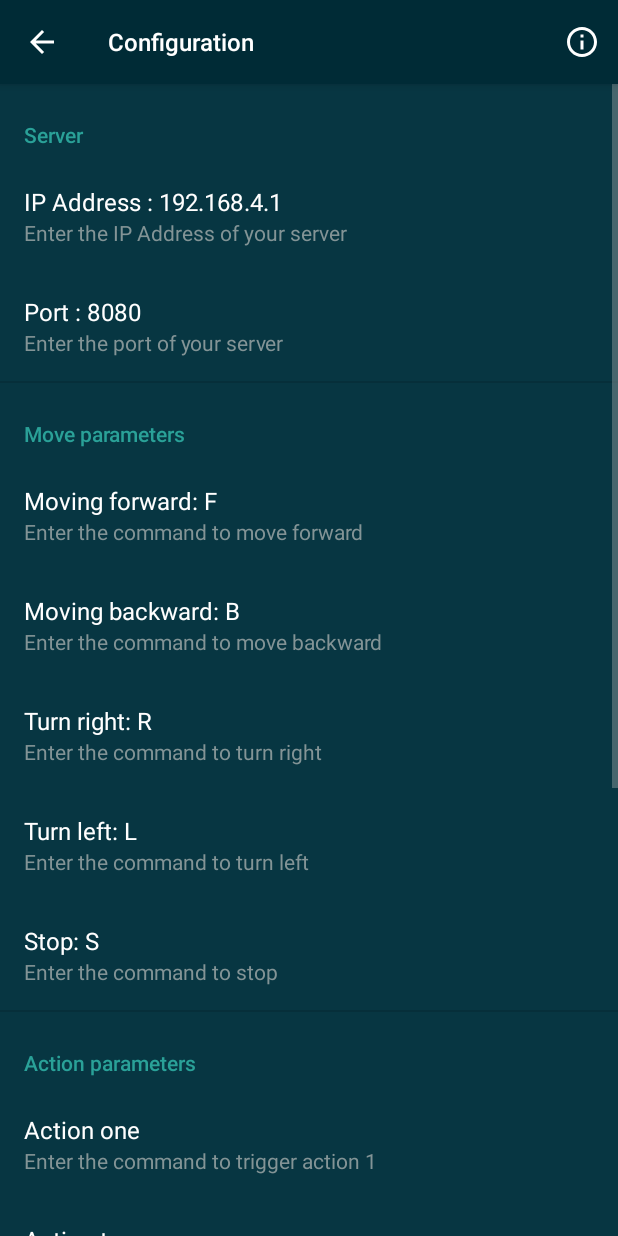
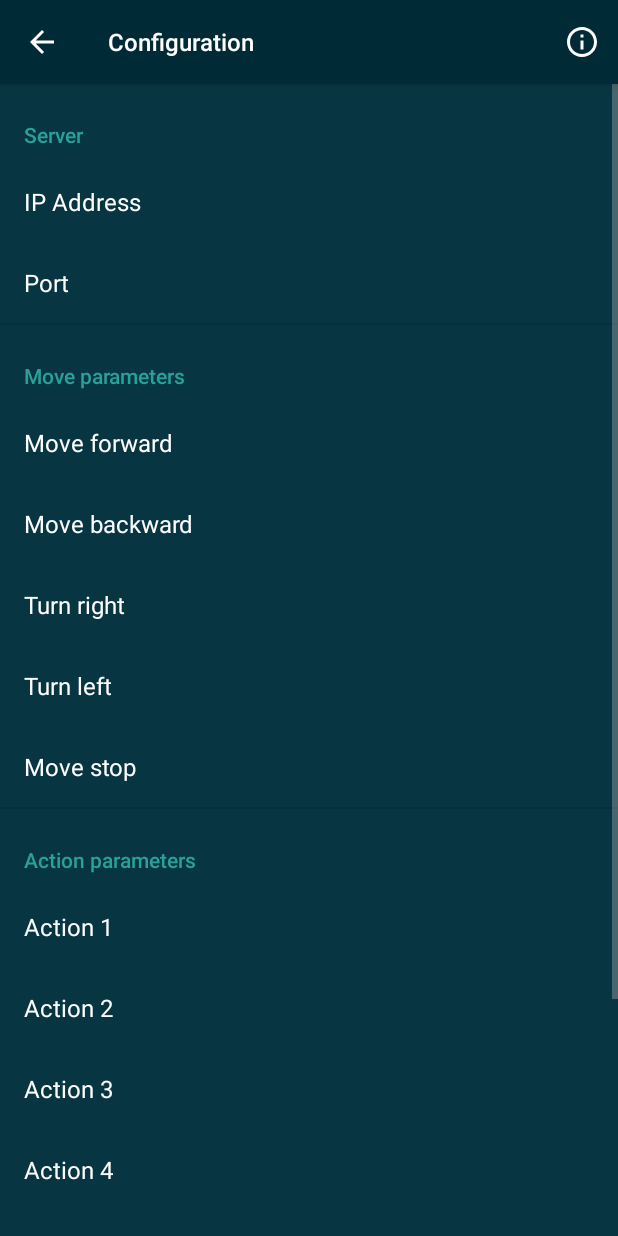
Before and after one commit to lacour-vincent/wifi-car-esp8266, an Android app: the ConfigurationFragment screen opened directly, with no data from a screen before it, on a phone screen of 412 x 824 dp. Run offline under Robolectric (Android 15) with nearby library versions, the phone set to English and light mode, and no system bars; our stand-ins replace androidx.preference; 3 statements that could not run were skipped.

Commit message:
Implement strings in preference fragment

```diff
--- a/android/app/src/main/java/com/lacour/vincent/wificaresp8266/fragment/ConfigurationFragment.kt
+++ b/android/app/src/main/java/com/lacour/vincent/wificaresp8266/fragment/ConfigurationFragment.kt
@@ -8,6 +8,8 @@ import androidx.preference.Preference
 import androidx.preference.PreferenceFragmentCompat
 
 import com.lacour.vincent.wificaresp8266.R
+import com.lacour.vincent.wificaresp8266.constant.Constant
+import com.lacour.vincent.wificaresp8266.model.Storage
 
 
 class ConfigurationFragment : PreferenceFragmentCompat(),
@@ -17,18 +19,51 @@ class ConfigurationFragment : PreferenceFragmentCompat(),
     override fun onCreatePreferences(savedInstanceState: Bundle?, rootKey: String?) {
         addPreferencesFromResource(R.xml.preferences)
 
+        setPreferenceOnChange(Constant.IP_ADDRESS_ST0RAGE)
+        setPreferenceOnChange(Constant.PORT_STORAGE)
 
-        val ipAddressPreference: EditTextPreference? = findPreference("ip_address")
+        setPreferenceMoveOnChange(Constant.MOVE_FORWARD_STORAGE)
+        setPreferenceMoveOnChange(Constant.MOVE_BACKWARD_STORAGE)
+        setPreferenceMoveOnChange(Constant.MOVE_STOP_STORAGE)
+        setPreferenceMoveOnChange(Constant.TURN_LEFT_STORAGE)
+        setPreferenceMoveOnChange(Constant.TURN_RIGHT_STORAGE)
 
-        ipAddressPreference?.summaryProvider =
-            Preference.SummaryProvider<EditTextPreference> { preference ->
-                val text = preference.text
-                if (TextUtils.isEmpty(text)) {
-                    "Not set"
-                } else {
-                    "ip Address Value: " + text
-                }
-            }
+        setPreferenceActionOnChange(Constant.ACTION_1_STORAGE)
+        setPreferenceActionOnChange(Constant.ACTION_2_STORAGE)
+        setPreferenceActionOnChange(Constant.ACTION_3_STORAGE)
+        setPreferenceActionOnChange(Constant.ACTION_4_STORAGE)
+        setPreferenceActionOnChange(Constant.ACTION_5_STORAGE)
+        setPreferenceActionOnChange(Constant.ACTION_6_STORAGE)
+        setPreferenceActionOnChange(Constant.ACTION_7_STORAGE)
+        setPreferenceActionOnChange(Constant.ACTION_8_STORAGE)
+
+    }
+
+    private fun setPreferenceOnChange(storage: Storage) {
+        val (key, default) = storage
+        val preference: EditTextPreference? = findPreference(key)
+        preference?.summaryProvider = Preference.SummaryProvider<EditTextPreference> { pref ->
+            val value = pref.text
+            if (TextUtils.isEmpty(value)) default else value
+        }
+    }
+
+    private fun setPreferenceMoveOnChange(storage: Storage) {
+        val (key, default) = storage
+        val preference: EditTextPreference? = findPreference(key)
+        preference?.summaryProvider = Preference.SummaryProvider<EditTextPreference> { pref ->
+            val value = pref.text
+            "/move?dir=${if (TextUtils.isEmpty(value)) default else value}"
+        }
+    }
+
+    private fun setPreferenceActionOnChange(storage: Storage) {
+        val (key, default) = storage
+        val preference: EditTextPreference? = findPreference(key)
+        preference?.summaryProvider = Preference.SummaryProvider<EditTextPreference> { pref ->
+            val value = pref.text
+            "/action?type=${if (TextUtils.isEmpty(value)) default else value}"
+        }
     }
 
     override fun onResume() {
--- a/android/app/src/main/res/values/strings.xml
+++ b/android/app/src/main/res/values/strings.xml
@@ -34,6 +34,71 @@
     <string name="action_button_7">7</string>
     <string name="action_button_8">8</string>
 
+    <!-- Configuration -->
+
+    <string name="configuration_server">Server</string>
+    <string name="configuration_move">Move parameters</string>
+    <string name="configuration_action">Action parameters</string>
+
+    <string name="address_ip_title">IP Address</string>
+    <string name="address_ip_dialog_title">IP Address</string>
+    <string name="address_ip_dialog_message">Enter the IP Address of your server</string>
+
+    <string name="port_title">Port</string>
+    <string name="port_dialog_title">Port</string>
+    <string name="port_dialog_message">Enter the port of your server</string>
+
+    <string name="move_forward_title">Move forward</string>
+    <string name="move_forward_dialog_title">Move forward</string>
+    <string name="move_forward_dialog_message">Enter the command to move forward</string>
+
+    <string name="move_backward_title">Move backward</string>
+    <string name="move_backward_dialog_title">Move backward</string>
+    <string name="move_backward_dialog_message">Enter the command to move backward</string>
+
+    <string name="move_stop_title">Move stop</string>
+    <string name="move_stop_dialog_title">Move stop</string>
+    <string name="move_stop_dialog_message">Enter the command to move stop</string>
+
+    <string name="turn_left_title">Turn left</string>
+    <string name="turn_left_dialog_title">Turn left</string>
+    <string name="turn_left_dialog_message">Enter the command to turn left</string>
+
+    <string name="turn_right_title">Turn right</string>
+    <string name="turn_right_dialog_title">Turn right</string>
+    <string name="turn_right_dialog_message">Enter the command to turn right</string>
+
+    <string name="action_1_title">Action 1</string>
+    <string name="action_1_dialog_title">Action 1</string>
+    <string name="action_1_dialog_message">Enter the command to linked with action 1</string>
+
+    <string name="action_2_title">Action 2</string>
+    <string name="action_2_dialog_title">Action 2</string>
+    <string name="action_2_dialog_message">Enter the command to linked with action 2</string>
+
+    <string name="action_3_title">Action 3</string>
+    <string name="action_3_dialog_title">Action 3</string>
+    <string name="action_3_dialog_message">Enter the command to linked with action 3</string>
+
+    <string name="action_4_title">Action 4</string>
+    <string name="action_4_dialog_title">Action 4</string>
+    <string name="action_4_dialog_message">Enter the command to linked with action 4</string>
+
+    <string name="action_5_title">Action 5</string>
+    <string name="action_5_dialog_title">Action 5</string>
+    <string name="action_5_dialog_message">Enter the command to linked with action 5</string>
+
+    <string name="action_6_title">Action 6</string>
+    <string name="action_6_dialog_title">Action 6</string>
+    <string name="action_6_dialog_message">Enter the command to linked with action 6</string>
+
+    <string name="action_7_title">Action 7</string>
+    <string name="action_7_dialog_title">Action 7</string>
+    <string name="action_7_dialog_message">Enter the command to linked with action 7</string>
+
+    <string name="action_8_title">Action 8</string>
+    <string name="action_8_dialog_title">Action 8</string>
+    <string name="action_8_dialog_message">Enter the command to linked with action 8</string>
 
     <!-- Legacy String-->
     <string name="titleToolbarSettings">Settings</string>
--- a/android/app/src/main/res/xml/preferences.xml
+++ b/android/app/src/main/res/xml/preferences.xml
@@ -7,153 +7,138 @@
         app:iconSpaceReserved="false">
 
         <EditTextPreference
-            android:dialogMessage="Enter your IP Address of your server"
-            android:dialogTitle="Your IP Address"
+            android:dialogMessage="@string/address_ip_dialog_message"
+            android:dialogTitle="@string/address_ip_dialog_title"
             android:inputType="text"
             android:key="ip_address"
-            android:summary="Enter the IP Address of your server"
-            android:title="IP Address : 192.168.4.1"
+            android:title="@string/address_ip_title"
             app:iconSpaceReserved="false" />
 
         <EditTextPreference
-            android:dialogMessage="Enter the port of your server"
-            android:dialogTitle="The port of your server"
+            android:dialogMessage="@string/port_dialog_message"
+            android:dialogTitle="@string/port_dialog_title"
             android:inputType="text"
             android:key="port"
-            android:summary="Enter the port of your server"
-            android:title="Port : 8080"
+            android:title="@string/port_title"
             app:iconSpaceReserved="false" />
 
     </PreferenceCategory>
 
 
     <PreferenceCategory
-        android:title="Move parameters"
+        android:title="@string/configuration_move"
         app:iconSpaceReserved="false">
 
         <EditTextPreference
-            android:dialogMessage="Enter the command to move forward"
-            android:dialogTitle="Move forward"
+            android:dialogMessage="@string/move_forward_dialog_message"
+            android:dialogTitle="@string/move_forward_dialog_title"
             android:inputType="text"
             android:key="move_forward"
-            android:summary="Enter the command to move forward"
-            android:title="Moving forward: F"
+            android:title="@string/move_forward_title"
             app:iconSpaceReserved="false" />
 
         <EditTextPreference
-            android:dialogMessage="Enter the command to move backward"
-            android:dialogTitle="Move backward"
+            android:dialogMessage="@string/move_backward_dialog_message"
+            android:dialogTitle="@string/move_backward_dialog_title"
             android:inputType="text"
             android:key="move_backward"
-            android:summary="Enter the command to move backward"
-            android:title="Moving backward: B"
+            android:title="@string/move_backward_title"
             app:iconSpaceReserved="false" />
 
         <EditTextPreference
-            android:dialogMessage="Enter the command to turn right"
-            android:dialogTitle="Turn right"
+            android:dialogMessage="@string/turn_right_dialog_message"
+            android:dialogTitle="@string/turn_right_dialog_title"
             android:inputType="text"
             android:key="turn_right"
-            android:summary="Enter the command to turn right"
-            android:title="Turn right: R"
+            android:title="@string/turn_right_title"
             app:iconSpaceReserved="false" />
 
 
         <EditTextPreference
-            android:dialogMessage="Enter the command to turn left"
-            android:dialogTitle="Turn left"
+            android:dialogMessage="@string/turn_left_dialog_message"
+            android:dialogTitle="@string/turn_left_dialog_title"
             android:inputType="text"
             android:key="turn_left"
-            android:summary="Enter the command to turn left"
-            android:title="Turn left: L"
+            android:title="@string/turn_left_title"
             app:iconSpaceReserved="false" />
 
         <EditTextPreference
-            android:dialogMessage="Enter the command to stop"
-            android:dialogTitle="Stop"
+            android:dialogMessage="@string/move_stop_dialog_message"
+            android:dialogTitle="@string/move_stop_dialog_title"
             android:inputType="text"
             android:key="move_stop"
-            android:summary="Enter the command to stop"
-            android:title="Stop: S"
+            android:title="@string/move_stop_title"
             app:iconSpaceReserved="false" />
 
 
     </PreferenceCategory>
 
     <PreferenceCategory
-        android:title="Action parameters"
+        android:title="@string/configuration_action"
         app:iconSpaceReserved="false">
 
         <EditTextPreference
-            android:dialogMessage="Enter the command to trigger action 1"
-            android:dialogTitle="Action one"
+            android:dialogMessage="@string/action_1_dialog_message"
+            android:dialogTitle="@string/action_1_dialog_title"
             android:inputType="text"
             android:key="action_1"
-            android:summary="Enter the command to trigger action 1"
-            android:title="Action one"
+            android:title="@string/action_1_title"
             app:iconSpaceReserved="false" />
 
         <EditTextPreference
-            android:dialogMessage="Enter the command to trigger action 2"
-            android:dialogTitle="Action two"
+            android:dialogMessage="@string/action_2_dialog_message"
+            android:dialogTitle="@string/action_2_dialog_title"
             android:inputType="text"
             android:key="action_2"
-            android:summary="Enter the command to trigger action 2"
-            android:title="Action two"
+            android:title="@string/action_2_title"
             app:iconSpaceReserved="false" />
 
         <EditTextPreference
-            android:dialogMessage="Enter the command to trigger action 3"
-            android:dialogTitle="Action three"
+            android:dialogMessage="@string/action_3_dialog_message"
+            android:dialogTitle="@string/action_3_dialog_title"
             android:inputType="text"
             android:key="action_3"
-            android:summary="Enter the command to trigger action 3"
-            android:title="Action three"
+            android:title="@string/action_3_title"
             app:iconSpaceReserved="false" />
 
         <EditTextPreference
-            android:dialogMessage="Enter the command to trigger action 4"
-            android:dialogTitle="Action four"
+            android:dialogMessage="@string/action_4_dialog_message"
+            android:dialogTitle="@string/action_4_dialog_title"
             android:inputType="text"
             android:key="action_4"
-            android:summary="Enter the command to trigger action 4"
-            android:title="Action four"
+            android:title="@string/action_4_title"
             app:iconSpaceReserved="false" />
 
         <EditTextPreference
-            android:dialogMessage="Enter the command to trigger action 5"
-            android:dialogTitle="Action five"
+            android:dialogMessage="@string/action_5_dialog_message"
+            android:dialogTitle="@string/action_5_dialog_title"
             android:inputType="text"
             android:key="action_5"
-            android:summary="Enter the command to trigger action 5"
-            android:title="Action five"
+            android:title="@string/action_5_title"
             app:iconSpaceReserved="false" />
 
         <EditTextPreference
-            android:dialogMessage="Enter the command to trigger action 6"
-            android:dialogTitle="Action six"
+            android:dialogMessage="@string/action_6_dialog_message"
+            android:dialogTitle="@string/action_6_dialog_title"
             android:inputType="text"
             android:key="action_6"
-            android:summary="Enter the command to trigger action 6"
-            android:title="Action six"
+            android:title="@string/action_6_title"
             app:iconSpaceReserved="false" />
 
         <EditTextPreference
-            android:dialogMessage="Enter the command to trigger action 7"
-            android:dialogTitle="Action seven"
+            android:dialogMessage="@string/action_7_dialog_message"
+            android:dialogTitle="@string/action_7_dialog_title"
             android:inputType="text"
             android:key="action_7"
-            android:summary="Enter the command to trigger action 7"
-            android:title="Action seven"
+            android:title="@string/action_7_title"
             app:iconSpaceReserved="false" />
 
         <EditTextPreference
-            android:dialogMessage="Enter the command to trigger action 8"
-            android:dialogTitle="Action height"
+            android:dialogMessage="@string/action_8_dialog_message"
+            android:dialogTitle="@string/action_8_dialog_title"
             android:inputType="text"
             android:key="action_8"
-            android:summary="Enter the command to trigger action 8"
-            android:title="Action height"
+            android:title="@string/action_8_title"
             app:iconSpaceReserved="false" />
 
 
```
